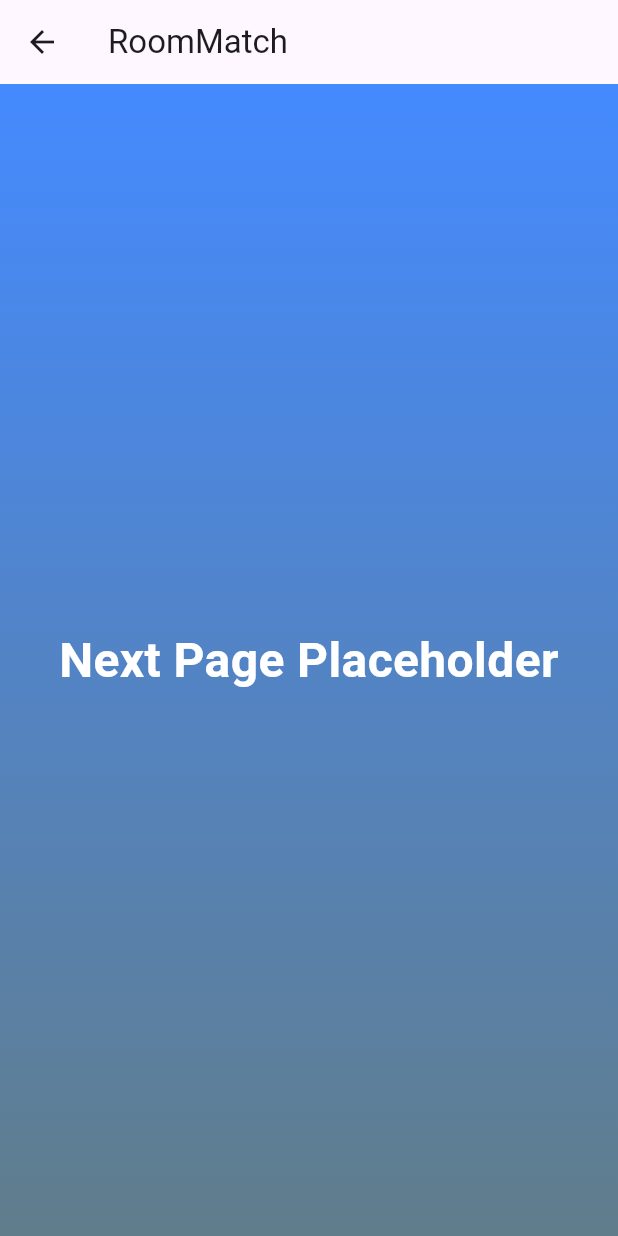
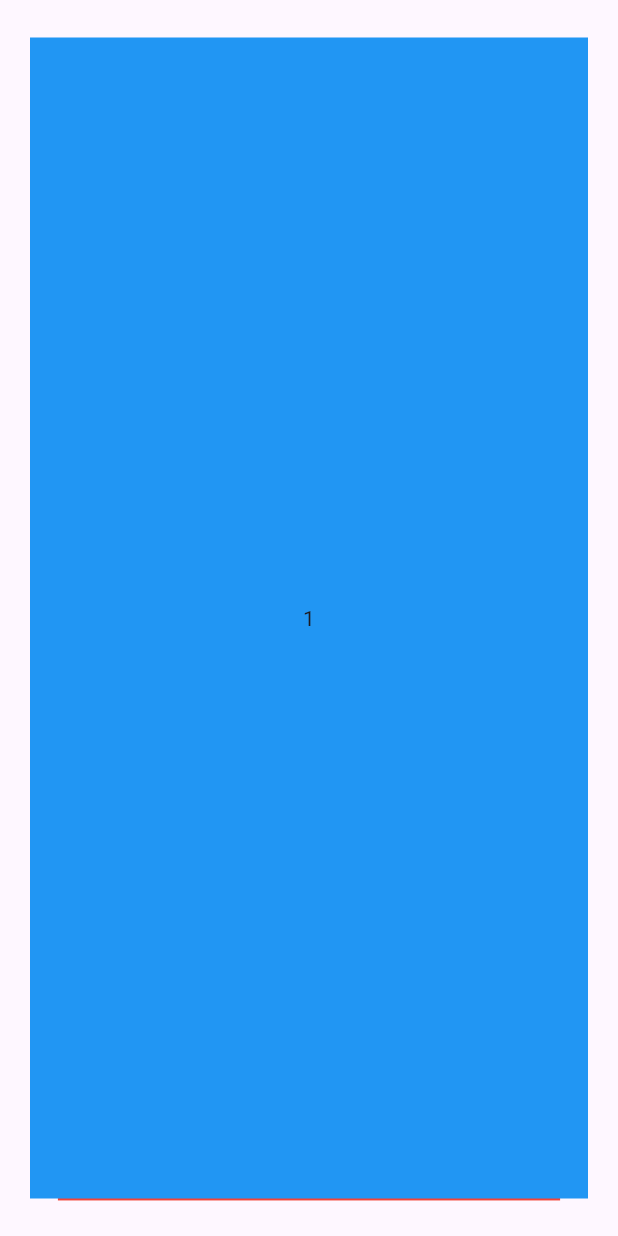
Before and after one commit to anirudhi89/roommatch, a Flutter app: the swipeOnPpl screen opened directly, on a phone screen of 412 x 824 dp. Run offline on Flutter 3.47's test engine with Material 2 defaults, Android fonts, the phone set to English and light mode, and no system bars; drawn by our look-alikes of flutter_card_swiper.

Commit message:
fix swipe, remove state (temp)

```diff
--- a/lib/Views/logInScreen.dart
+++ b/lib/Views/logInScreen.dart
@@ -1,7 +1,7 @@
 import 'package:flutter/material.dart';
 import 'package:roommatch/Views/swipeOnPpl.dart';
 
-class logInScreen extends StatefulWidget {
+class logInScreen extends StatelessWidget {
   const logInScreen({super.key});
 
   @override
@@ -71,10 +71,4 @@ class logInScreen extends StatefulWidget {
       ),
     );
   }
-
-  @override
-  State<StatefulWidget> createState() {
-    // TODO: implement createState
-    throw UnimplementedError();
-  }
 }
--- a/lib/Views/swipeOnPpl.dart
+++ b/lib/Views/swipeOnPpl.dart
@@ -1,42 +1,38 @@
 import 'package:flutter/material.dart';
+import 'package:flutter_card_swiper/flutter_card_swiper.dart';
 
 // Main page where users can swipe on one another -> swipe animation
 
 class swipeOnPpl extends StatelessWidget {
-  const swipeOnPpl({super.key});
+  const swipeOnPpl({Key? key}) : super(key: key);
+
+
+  static List<Container> cards = [
+    Container(
+      alignment: Alignment.center,
+      color: Colors.blue,
+      child: const Text('1'),
+    ),
+    Container(
+      alignment: Alignment.center,
+      color: Colors.red,
+      child: const Text('2'),
+    ),
+    Container(
+      alignment: Alignment.center,
+      color: Colors.purple,
+      child: const Text('3'),
+    )
+  ];
 
   @override
   Widget build(BuildContext context) {
     return Scaffold(
-      appBar: AppBar(
-        title: const Text('RoomMatch'),
-      ),
-      body: Container(
-        decoration: const BoxDecoration(
-          gradient: LinearGradient(
-            begin: Alignment.topCenter,
-            end: Alignment.bottomCenter,
-            colors: [
-              Colors.blueAccent,
-              Colors.blueGrey,
-            ],
-          ),
-        ),
-        child: const Column(
-          mainAxisAlignment: MainAxisAlignment.center,
-          crossAxisAlignment: CrossAxisAlignment.stretch,
-          children: [
-            // TODO: FIX
-            Text(
-              'Next Page Placeholder',
-              textAlign: TextAlign.center,
-              style: TextStyle(
-                fontSize: 32.0,
-                fontWeight: FontWeight.bold,
-                color: Colors.white,
-              ),
-            ),
-          ],
+      body: Center(
+        child: CardSwiper(
+          cardsCount: cards.length,
+          cardBuilder: (context, index, percentThresholdX, percentThresholdY) =>
+              cards[index],
         ),
       ),
     );
--- a/lib/Views/welcomeScreen.dart
+++ b/lib/Views/welcomeScreen.dart
@@ -2,7 +2,7 @@ import 'package:flutter/material.dart';
 import 'package:roommatch/Views/logInScreen.dart';
 import 'package:roommatch/Views/signUpScreen.dart';
 
-class WelcomeScreen extends StatefulWidget {
+class WelcomeScreen extends StatelessWidget {
   const WelcomeScreen({super.key});
 
   @override
@@ -60,10 +60,4 @@ class WelcomeScreen extends StatefulWidget {
       ),
     );
   }
-
-  @override
-  State<StatefulWidget> createState() {
-    // TODO: implement createState
-    throw UnimplementedError();
-  }
 }
--- a/pubspec.yaml
+++ b/pubspec.yaml
@@ -35,6 +35,7 @@ dependencies:
   # The following adds the Cupertino Icons font to your application.
   # Use with the CupertinoIcons class for iOS style icons.
   cupertino_icons: ^1.0.2
+  flutter_card_swiper: ^6.0.0
 
 dev_dependencies:
   flutter_test:
```
Also changed, not shown: lib/Widgets/navBar.dart (renamed from lib/Views/navBar.dart), pubspec.lock.
